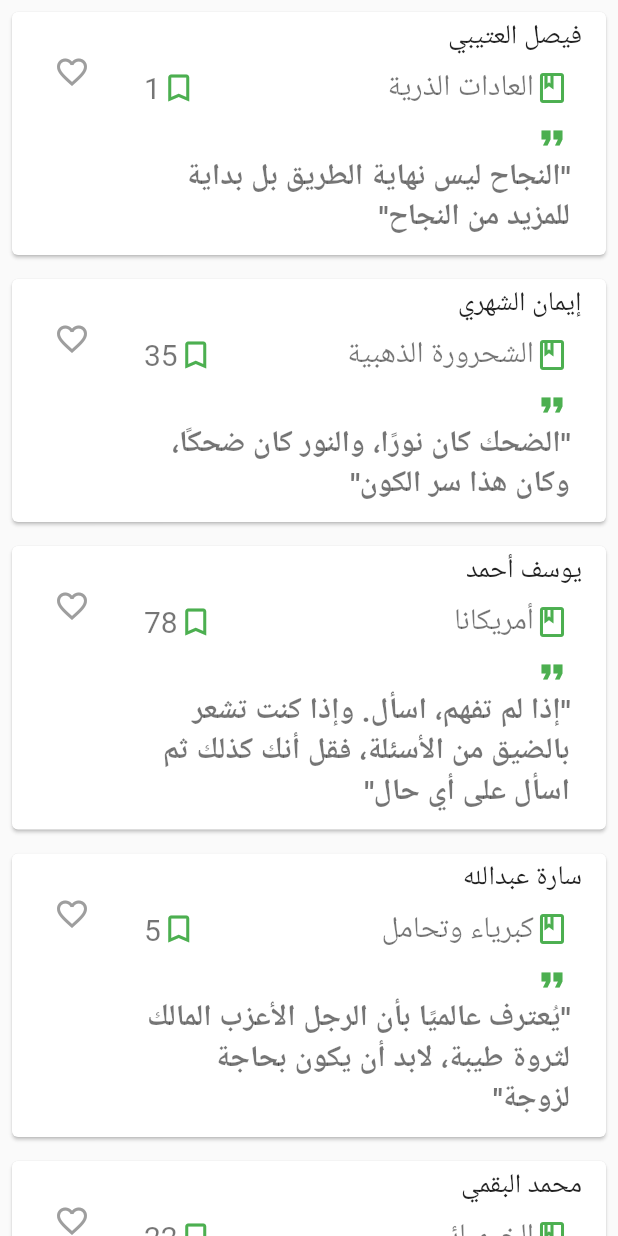
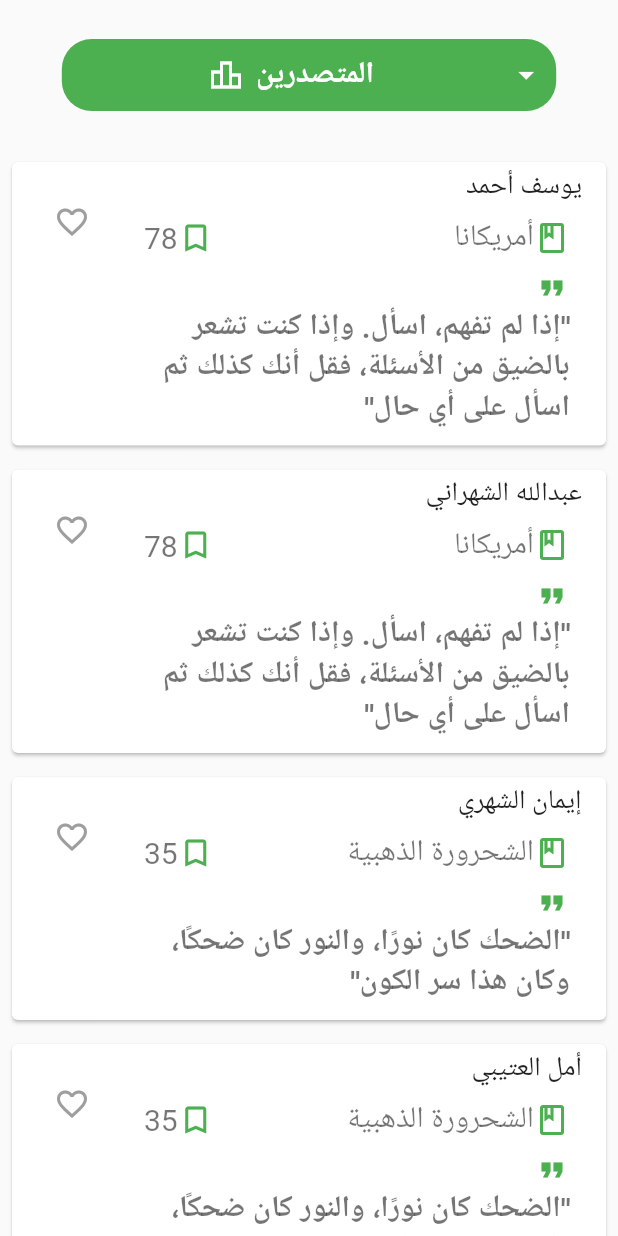
Before and after one commit to Hadi-Alsinan/winners_book_hackathon, a Flutter app: the LeaderBoardScreen screen opened directly, on a phone screen of 412 x 824 dp. Run offline on Flutter 3.47's test engine with Material 2 defaults, Android fonts, the phone set to English and light mode, and no system bars; our stand-ins replace google_fonts.

Commit message:
Add dropdown menu for leaderboard

```diff
--- a/lib/HomePage/Screens/LeaderBoard.dart
+++ b/lib/HomePage/Screens/LeaderBoard.dart
@@ -1,14 +1,6 @@
 import 'package:flutter/material.dart';
 import 'package:google_fonts/google_fonts.dart';
 
-class LeaderBoardScreen extends StatefulWidget {
-  const LeaderBoardScreen({Key? key}) : super(key: key);
-
-  @override
-  _LeaderBoardScreenState createState() => _LeaderBoardScreenState();
-}
-
-class _LeaderBoardScreenState extends State<LeaderBoardScreen> {
 final List<Map<String, dynamic>> items = [
   {
     'name': 'فيصل العتيبي',
@@ -86,9 +78,26 @@ class _LeaderBoardScreenState extends State<LeaderBoardScreen> {
   },
 ];
 
+class LeaderBoardScreen extends StatefulWidget {
+  const LeaderBoardScreen({Key? key}) : super(key: key);
+
+  @override
+  _LeaderBoardScreenState createState() => _LeaderBoardScreenState();
+}
+
+class _LeaderBoardScreenState extends State<LeaderBoardScreen> {
   @override
   Widget build(BuildContext context) {
     return Scaffold(
+      appBar: PreferredSize(
+        child: Padding(
+          padding: EdgeInsets.symmetric(
+            horizontal: MediaQuery.of(context).size.width * 0.1,
+          ),
+          child: DropdownLeaders(),
+        ),
+        preferredSize: Size.fromHeight(100.0),
+      ),
       body: ListView.builder(
         itemCount: items.length,
         itemBuilder: (context, index) {
@@ -145,7 +154,7 @@ class _LeaderBoardScreenState extends State<LeaderBoardScreen> {
                         ],
                       ),
                       const SizedBox(height: 8),
-                      Icon(
+                      const Icon(
                         Icons.format_quote,
                         color: Colors.green,
                       ),
@@ -178,3 +187,76 @@ class _LeaderBoardScreenState extends State<LeaderBoardScreen> {
     );
   }
 }
+
+class DropdownLeaders extends StatefulWidget {
+  const DropdownLeaders({super.key});
+
+  @override
+  _DropdownLeadersState createState() => _DropdownLeadersState();
+}
+
+class _DropdownLeadersState extends State<DropdownLeaders> {
+  Map<String, dynamic>? selectedLeader;
+
+  @override
+  Widget build(BuildContext context) {
+    // Sort items based on the total number of pages read in descending order
+    items.sort((a, b) =>
+        int.parse(b['pagenumber']).compareTo(int.parse(a['pagenumber'])));
+
+    return Center(
+      child: Container(
+        padding: const EdgeInsets.symmetric(horizontal: 8.0),
+        decoration: BoxDecoration(
+          color: Colors.green,
+          borderRadius: BorderRadius.circular(20.0),
+        ),
+        child: DropdownButton<Map<String, dynamic>>(
+          dropdownColor: Colors.green, // Set the dropdown color to green
+          focusColor: Colors.green,
+          value: selectedLeader,
+          isExpanded: true,
+          icon: Icon(
+            Icons.arrow_drop_down,
+            color: Colors.white,
+          ),
+          hint: Row(
+            mainAxisAlignment: MainAxisAlignment.center,
+            children: [
+              Icon(
+                Icons.leaderboard_outlined,
+                color: Colors.white,
+              ),
+              const SizedBox(width: 8),
+              Text(
+                'المتصدرين',
+                style: GoogleFonts.readexPro(
+                  fontSize: 20.0,
+                  fontWeight: FontWeight.bold,
+                  color: Colors.white,
+                ),
+              ),
+            ],
+          ),
+          borderRadius: BorderRadius.circular(20.0),
+          style: GoogleFonts.readexPro(
+            fontSize: 20.0,
+            fontWeight: FontWeight.bold,
+          ),
+          underline: Container(), // Remove the underline
+          onChanged: (Map<String, dynamic>? newValue) {},
+          items: items.map<DropdownMenuItem<Map<String, dynamic>>>(
+              (Map<String, dynamic> leader) {
+            return DropdownMenuItem<Map<String, dynamic>>(
+              value: leader,
+              child: Directionality(
+                  textDirection: TextDirection.rtl,
+                  child: Text(
+                      '${leader['name']} - ${leader['pagenumber']} اقتباس')),
+            );
+          }).toList(),
+        ),
+      ),
+    );
+  }
+}
```
Lines whose indentation alone changed are shown as unchanged.
